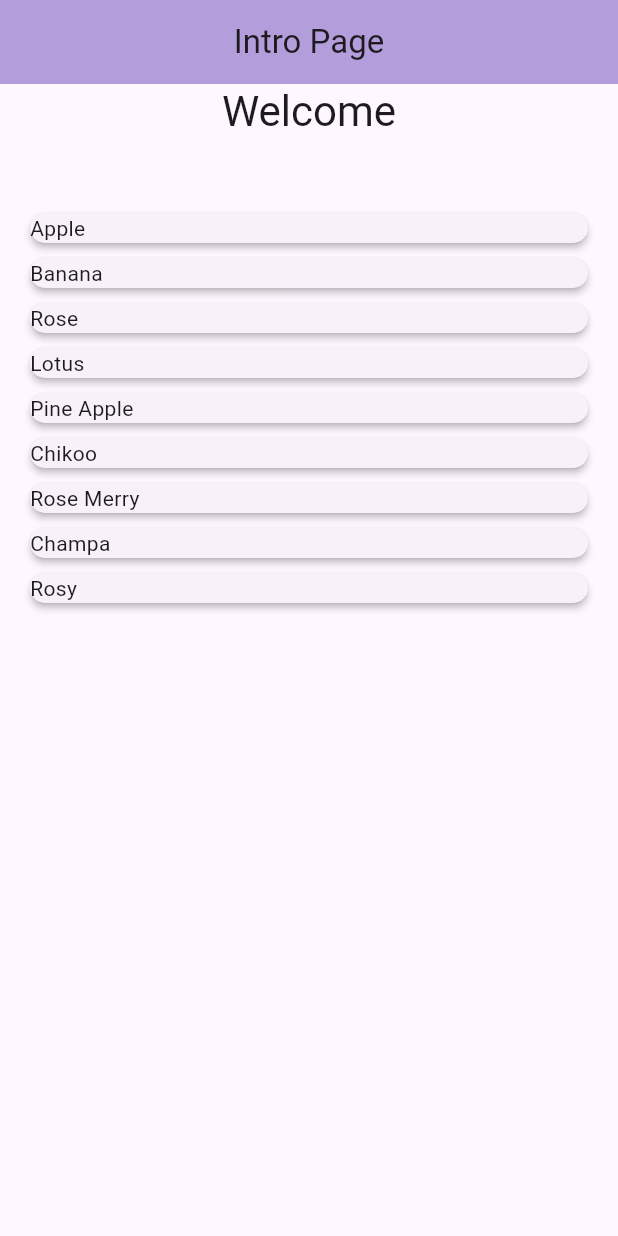
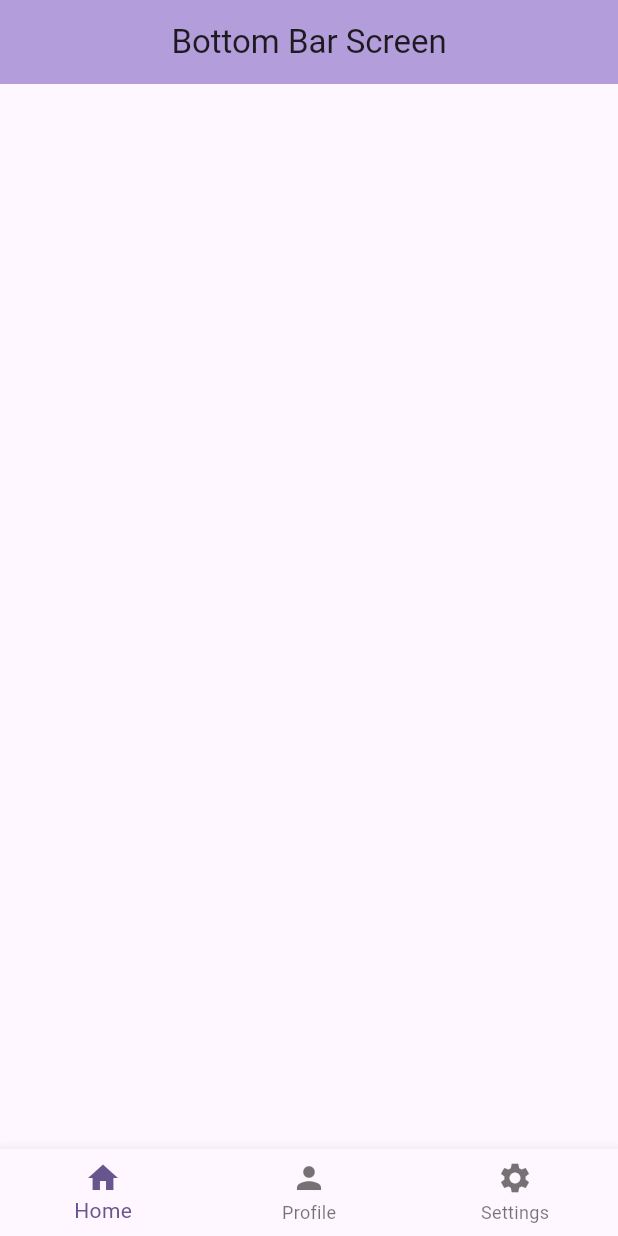
Before and after one commit to hasti7609/flutter_full_course, a Flutter app: the screen it shows after launch, on a phone screen of 412 x 824 dp. Run offline on Flutter 3.47's test engine with Material 3 defaults, Android fonts, the phone set to English and light mode, and no system bars.

Commit message:
bottom navigation bar added

```diff
--- /dev/null
+++ b/lib/bottom_nav_bar/views/bottom_bar.dart
@@ -0,0 +1,32 @@
+import 'package:flutter/material.dart';
+
+class BottomBarScreen extends StatefulWidget {
+  const BottomBarScreen({super.key});
+
+  @override
+  State<BottomBarScreen> createState() => _BottomBarScreenState();
+}
+
+class _BottomBarScreenState extends State<BottomBarScreen> {
+
+  int _currentIndex =0;
+
+  @override
+  Widget build(BuildContext context) {
+    return Scaffold(
+      appBar: AppBar(
+        title: Text("Bottom Bar Screen"),
+        centerTitle: true,
+        backgroundColor: Colors.deepPurple.shade200,
+      ),
+      bottomNavigationBar: BottomNavigationBar(
+          currentIndex: _currentIndex,
+          items: [
+            BottomNavigationBarItem(icon: Icon(Icons.home),label: "Home"),
+            BottomNavigationBarItem(icon: Icon(Icons.person),label: "Profile"),
+            BottomNavigationBarItem(icon: Icon(Icons.settings),label: "Settings"),
+          ],
+      ),
+    );
+  }
+}
--- /dev/null
+++ b/lib/bottom_nav_bar/views/home_screen_bottom_bar.dart
@@ -0,0 +1,14 @@
+import 'package:flutter/material.dart';
+
+class HomeScreenBottomBar extends StatelessWidget {
+  const HomeScreenBottomBar({super.key});
+
+  @override
+  Widget build(BuildContext context) {
+    return Scaffold(
+      appBar: AppBar(
+        title: Text("Home Screen"),
+      ),
+    );
+  }
+}
--- a/lib/navigations/pages/route_generator.dart
+++ b/lib/navigations/pages/route_generator.dart
@@ -1,4 +1,5 @@
 import 'package:flutter/material.dart';
+import 'package:starting_flutter/bottom_nav_bar/views/bottom_bar.dart';
 import 'package:starting_flutter/navigations/pages/intro_pages.dart';
 import 'package:starting_flutter/navigations/pages/second_page.dart';
 
@@ -7,8 +8,10 @@ class RouteGenerator{
     final args = settings.arguments;
     switch(settings.name){
       case'/':
-        return MaterialPageRoute(builder: (_)=>IntroPages());
-        case'/second':
+        return MaterialPageRoute(builder: (_)=>BottomBarScreen());
+        case'/first':
+          return MaterialPageRoute(builder: (_)=>IntroPages());
+      case '/second':
           if(args is String){
             return MaterialPageRoute(builder: (_)=>SecondPage(items: args,));
           }
```
